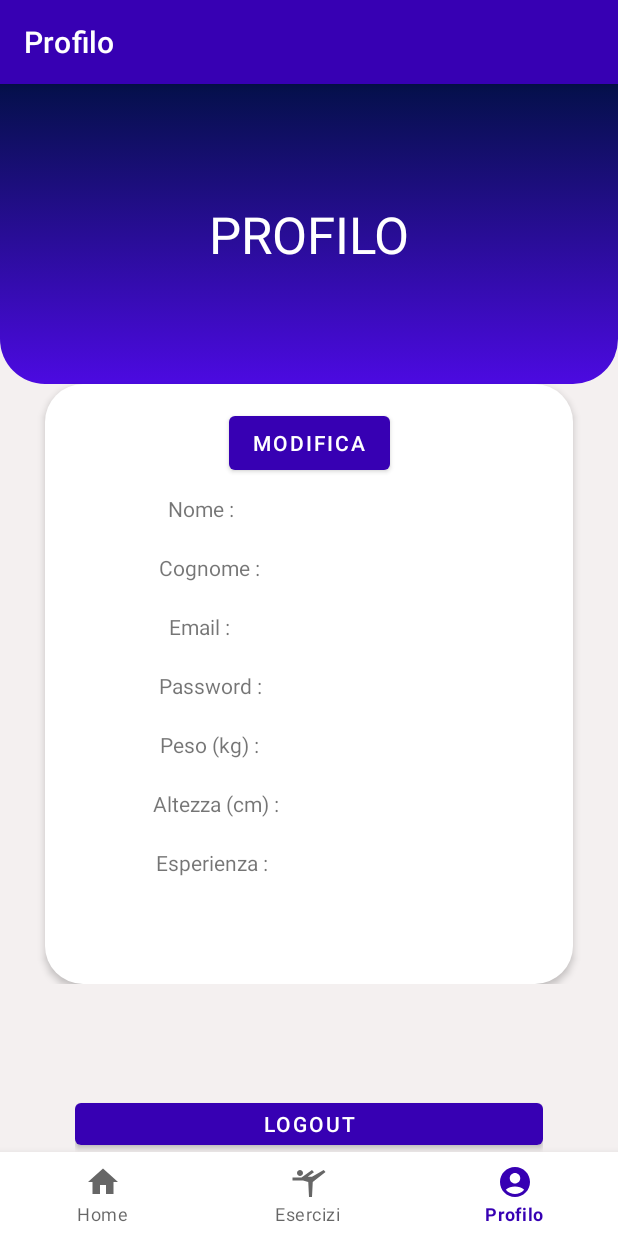
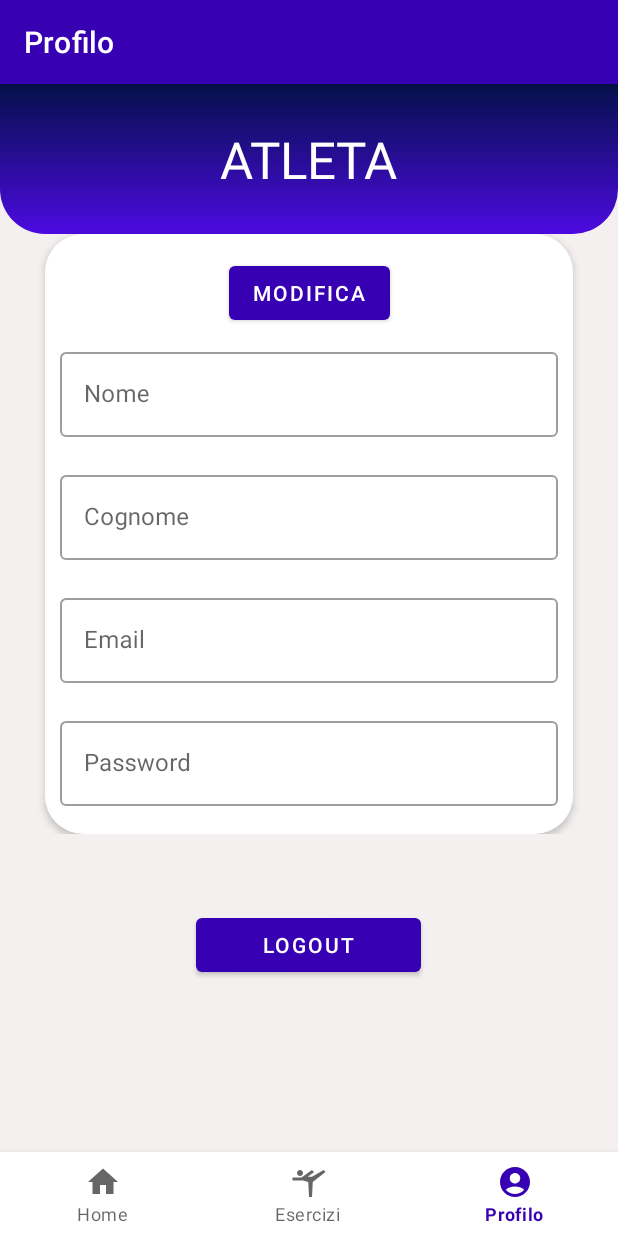
Before and after one commit to Tensa53/SmartGym, an Android app: the screen it shows after launch once a user with an empty profile is signed in (MainActivity), item 3 of the bottom bar chosen, on a phone screen of 412 x 824 dp. Run offline under Robolectric (Android 15) with nearby library versions, the light colour scheme and no system bars; our stand-ins replace Firebase (no records; nobody signed in at launch, a user with empty details on screens opened directly); 6 statements that could not run were skipped.

Commit message:
user profile

```diff
--- a/app/src/main/java/com/example/smartgym/infoUtenti/application/activity/ProfileFragment.java
+++ b/app/src/main/java/com/example/smartgym/infoUtenti/application/activity/ProfileFragment.java
@@ -28,9 +28,9 @@ import org.w3c.dom.Text;
 
 public class ProfileFragment extends Fragment implements View.OnClickListener {
 
-    Button btLogout;
+    //Button btLogout, btUpdate;
 
-    TextView tv1, name, surname, email, password, weight, height, experience;
+    TextView  name, surname, email, password, weight, height, experience;
 
     Atleta myAthlete;
 
@@ -54,14 +54,17 @@ public class ProfileFragment extends Fragment implements View.OnClickListener {
     public void onViewCreated(@NonNull View view, @Nullable Bundle savedInstanceState) {
         super.onViewCreated(view, savedInstanceState);
 
-        btLogout = view.findViewById(R.id.btLogout);
+        //btLogout = view.findViewById(R.id.btLogout);
+        //btUpdate = view.findViewById(R.id.btUpdate);
+
         name = view.findViewById(R.id.nameValue);
+        name.setEnabled(false);
         surname = view.findViewById(R.id.surnameValue);
+        surname.setEnabled(false);
         email = view.findViewById(R.id.emailValue);
-        weight = view.findViewById(R.id.weightValue);
-        height = view.findViewById(R.id.heightValue);
-        //password = view.findViewById(R.id.passwordValue);
-        //experience = view.findViewById(R.id.experienceValue);
+        email.setEnabled(false);
+        password = view.findViewById(R.id.passwordValue);
+        password.setEnabled(false);
 
         athleteInfo = new AthleteInfo();
         loginRegistration = new LoginRegistration();
@@ -71,7 +74,8 @@ public class ProfileFragment extends Fragment implements View.OnClickListener {
         if (user != null)
             recuperaAtleta(user.getEmail());
 
-        btLogout.setOnClickListener(this);
+        //btLogout.setOnClickListener(this);
+        //btUpdate.setOnClickListener(this);
     }
 
     private void recuperaAtleta(String email) {
@@ -93,10 +97,6 @@ public class ProfileFragment extends Fragment implements View.OnClickListener {
         name.setText(myAthlete.getNome());
         surname.setText(myAthlete.getCognome());
         email.setText(myAthlete.getEmail());
-        weight.setText(myAthlete.getPeso());
-        height.setText(myAthlete.getAltezza());
-        //password.setText(myAthlete.getPassword());
-        //experience.setText(myAthlete.getExperience());
     }
 
     @Override
@@ -104,9 +104,23 @@ public class ProfileFragment extends Fragment implements View.OnClickListener {
         int id = view.getId();
 
         switch (id) {
-            case R.id.btLogout: onLogout();
+            //case R.id.btLogout: onLogout();
+            case R.id.btUpdate: onUpdateUser();
             break;
         }
+
+
+    }
+
+    private void onUpdateUser(){
+        name.setEnabled(true);
+        surname.setEnabled(true);
+        email.setEnabled(true);
+        weight.setEnabled(true);
+        height.setEnabled(true);
+        password.setEnabled(true);
+        experience.setEnabled(true);
+
     }
 
     private void onLogout() {
--- a/app/src/main/java/com/example/smartgym/infoUtenti/storage/entity/Atleta.java
+++ b/app/src/main/java/com/example/smartgym/infoUtenti/storage/entity/Atleta.java
@@ -24,6 +24,7 @@ public class Atleta implements Serializable {
     private int allenamentiSettimanali;
     private int altezza;
     private int peso;
+    private String esperienza;
 
     public Atleta() {
 
@@ -38,6 +39,7 @@ public class Atleta implements Serializable {
         this.allenamentiSettimanali = 0;
         this.altezza = 0;
         this.peso = 0;
+        this.esperienza = "principiante";
     }
 
     public boolean areFeaturesEmpty(){
@@ -52,6 +54,14 @@ public class Atleta implements Serializable {
 
     public void setAllenamentiSettimanali(int allenamentiSettimanali) {
         this.allenamentiSettimanali = allenamentiSettimanali;
+    }
+
+    public String getEsperienza() {
+        return esperienza;
+    }
+
+    public void setEsperienza(String esperienza) {
+        this.esperienza = esperienza;
     }
 
     public String getNome() {
--- a/app/src/main/res/layout/fragment_profile.xml
+++ b/app/src/main/res/layout/fragment_profile.xml
@@ -37,7 +37,7 @@
                         <androidx.constraintlayout.widget.ConstraintLayout
                             android:id="@+id/constraintLayout"
                             android:layout_width="match_parent"
-                            android:layout_height="200dp"
+                            android:layout_height="100dp"
                             android:background="@drawable/top_background"
                             app:layout_constraintEnd_toEndOf="parent"
                             app:layout_constraintStart_toStartOf="parent"
@@ -47,7 +47,7 @@
                                 android:id="@+id/textView18"
                                 android:layout_width="wrap_content"
                                 android:layout_height="wrap_content"
-                                android:text="PROFILO"
+                                android:text="ATLETA"
                                 android:textColor="@color/white"
                                 android:textSize="34sp"
                                 app:layout_constraintBottom_toBottomOf="parent"
@@ -86,7 +86,7 @@
                                         android:layout_height="wrap_content">
 
                                         <Button
-                                            android:id="@+id/button"
+                                            android:id="@+id/btUpdate"
                                             android:layout_width="wrap_content"
                                             android:layout_height="wrap_content"
                                             android:layout_marginTop="15dp"
@@ -107,44 +107,19 @@
                                 android:layout_margin="10dp"
                                 android:orientation="horizontal">
 
-                                <TextView
-                                    android:id="@+id/name"
-                                    android:layout_width="wrap_content"
-                                    android:layout_height="wrap_content"
+                                <com.google.android.material.textfield.TextInputLayout
+                                    style="@style/Widget.MaterialComponents.TextInputLayout.OutlinedBox"
+                                    android:id="@+id/nameTextLayout"
+                                    android:layout_width="match_parent"
+                                    android:layout_height="match_parent"
                                     android:layout_weight="1"
-                                    android:text="Nome :"
-                                    android:textAlignment="center" />
+                                    android:hint="Nome">
 
-                                <TextView
-                                    android:id="@+id/nameValue"
-                                    android:layout_width="wrap_content"
-                                    android:layout_height="wrap_content"
-                                    android:layout_weight="1"
-                                    android:text=""
-                                    android:textAlignment="center" />
-                            </LinearLayout>
-
-                            <LinearLayout
-                                android:layout_width="match_parent"
-                                android:layout_height="wrap_content"
-                                android:layout_margin="10dp"
-                                android:orientation="horizontal">
-
-                                <TextView
-                                    android:id="@+id/surname"
-                                    android:layout_width="wrap_content"
-                                    android:layout_height="wrap_content"
-                                    android:layout_weight="1"
-                                    android:text="Cognome :"
-                                    android:textAlignment="center" />
-
-                                <TextView
-                                    android:id="@+id/surnameValue"
-                                    android:layout_width="wrap_content"
-                                    android:layout_height="wrap_content"
-                                    android:layout_weight="1"
-                                    android:text=""
-                                    android:textAlignment="center" />
+                                    <com.google.android.material.textfield.TextInputEditText
+                                        android:id="@+id/nameValue"
+                                        android:layout_width="match_parent"
+                                        android:layout_height="wrap_content" />
+                                </com.google.android.material.textfield.TextInputLayout>
 
                             </LinearLayout>
 
@@ -154,21 +129,19 @@
                                 android:layout_margin="10dp"
                                 android:orientation="horizontal">
 
-                                <TextView
-                                    android:id="@+id/email"
-                                    android:layout_width="wrap_content"
-                                    android:layout_height="wrap_content"
+                                <com.google.android.material.textfield.TextInputLayout
+                                    android:id="@+id/surnameTextLayout"
+                                    style="@style/Widget.MaterialComponents.TextInputLayout.OutlinedBox"
+                                    android:layout_width="match_parent"
+                                    android:layout_height="match_parent"
                                     android:layout_weight="1"
-                                    android:text="Email :"
-                                    android:textAlignment="center" />
+                                    android:hint="Cognome">
 
-                                <TextView
-                                    android:id="@+id/emailValue"
-                                    android:layout_width="wrap_content"
-                                    android:layout_height="wrap_content"
-                                    android:layout_weight="1"
-                                    android:text=""
-                                    android:textAlignment="center" />
+                                    <com.google.android.material.textfield.TextInputEditText
+                                        android:id="@+id/surnameValue"
+                                        android:layout_width="match_parent"
+                                        android:layout_height="wrap_content" />
+                                </com.google.android.material.textfield.TextInputLayout>
                             </LinearLayout>
 
                             <LinearLayout
@@ -177,21 +150,20 @@
                                 android:layout_margin="10dp"
                                 android:orientation="horizontal">
 
-                                <TextView
-                                    android:id="@+id/password"
-                                    android:layout_width="wrap_content"
-                                    android:layout_height="wrap_content"
-                                    android:layout_weight="1"
-                                    android:text="Password :"
-                                    android:textAlignment="center" />
+                            <com.google.android.material.textfield.TextInputLayout
+                                android:id="@+id/emailTextLayout"
+                                style="@style/Widget.MaterialComponents.TextInputLayout.OutlinedBox"
+                                android:layout_width="match_parent"
+                                android:layout_height="match_parent"
+                                android:layout_weight="1"
+                                android:hint="Email">
 
-                                <TextView
-                                    android:id="@+id/passwordValue"
-                                    android:layout_width="wrap_content"
-                                    android:layout_height="wrap_content"
-                                    android:layout_weight="1"
-                                    android:text=""
-                                    android:textAlignment="center" />
+                                <com.google.android.material.textfield.TextInputEditText
+                                    android:id="@+id/emailValue"
+                                    android:layout_width="match_parent"
+                                    android:layout_height="wrap_content" />
+                                </com.google.android.material.textfield.TextInputLayout>
+
                             </LinearLayout>
 
                             <LinearLayout
@@ -200,67 +172,20 @@
                                 android:layout_margin="10dp"
                                 android:orientation="horizontal">
 
-                                <TextView
-                                    android:id="@+id/weight"
-                                    android:layout_width="wrap_content"
-                                    android:layout_height="wrap_content"
-                                    android:layout_weight="1"
-                                    android:text="Peso (kg) :"
-                                    android:textAlignment="center" />
+                            <com.google.android.material.textfield.TextInputLayout
+                                android:id="@+id/passwordTextLayout"
+                                style="@style/Widget.MaterialComponents.TextInputLayout.OutlinedBox"
+                                android:layout_width="match_parent"
+                                android:layout_height="match_parent"
+                                android:layout_weight="1"
+                                android:hint="Password">
 
-                                <TextView
-                                    android:id="@+id/weightValue"
-                                    android:layout_width="wrap_content"
-                                    android:layout_height="wrap_content"
-                                    android:layout_weight="1"
-                                    android:text=""
-                                    android:textAlignment="center" />
-                            </LinearLayout>
+                                <com.google.android.material.textfield.TextInputEditText
+                                    android:id="@+id/passwordValue"
+                                    android:layout_width="match_parent"
+                                    android:layout_height="wrap_content" />
+                                </com.google.android.material.textfield.TextInputLayout>
 
-                            <LinearLayout
-                                android:layout_width="match_parent"
-                                android:layout_height="wrap_content"
-                                android:layout_margin="10dp"
-                                android:orientation="horizontal">
-
-                                <TextView
-                                    android:id="@+id/height"
-                                    android:layout_width="wrap_content"
-                                    android:layout_height="wrap_content"
-                                    android:layout_weight="1"
-                                    android:text="Altezza (cm) :"
-                                    android:textAlignment="center" />
-
-                                <TextView
-                                    android:id="@+id/heightValue"
-                                    android:layout_width="wrap_content"
-                                    android:layout_height="wrap_content"
-                                    android:layout_weight="1"
-                                    android:text=""
-                                    android:textAlignment="center" />
-                            </LinearLayout>
-
-                            <LinearLayout
-                                android:layout_width="match_parent"
-                                android:layout_height="wrap_content"
-                                android:layout_margin="10dp"
-                                android:orientation="horizontal">
-
-                                <TextView
-                                    android:id="@+id/experience"
-                                    android:layout_width="wrap_content"
-                                    android:layout_height="wrap_content"
-                                    android:layout_weight="1"
-                                    android:text="Esperienza :"
-                                    android:textAlignment="center" />
-
-                                <TextView
-                                    android:id="@+id/experienceValue"
-                                    android:layout_width="wrap_content"
-                                    android:layout_height="wrap_content"
-                                    android:layout_weight="1"
-                                    android:text=""
-                                    android:textAlignment="center" />
                             </LinearLayout>
 
                         </LinearLayout>
@@ -269,28 +194,23 @@
                     </androidx.constraintlayout.widget.ConstraintLayout>
                 </androidx.constraintlayout.widget.ConstraintLayout>
 
+                <LinearLayout
+                    android:layout_width="match_parent"
+                    android:layout_height="wrap_content"
+                    android:layout_marginTop="50dp"
+                    android:orientation="vertical">
+
+                    <Button
+                        android:id="@+id/button3"
+                        android:layout_width="150dp"
+                        android:layout_height="wrap_content"
+                        android:layout_gravity="center"
+                        android:gravity="center|center_horizontal|center_vertical"
+                        android:text="LOGOUT" />
+                </LinearLayout>
+
             </LinearLayout>
         </ScrollView>
 
-        <LinearLayout
-            android:layout_width="match_parent"
-            android:layout_height="40dp"
-            android:layout_marginStart="50dp"
-            android:layout_marginEnd="50dp"
-            android:layout_marginBottom="150dp"
-            android:orientation="vertical"
-            app:layout_constraintBottom_toBottomOf="parent"
-            app:layout_constraintEnd_toEndOf="parent"
-            app:layout_constraintStart_toStartOf="parent"
-            app:layout_constraintTop_toBottomOf="@+id/scrollView2">
-
-            <Button
-                android:id="@+id/btLogout"
-                android:layout_width="match_parent"
-                android:layout_height="wrap_content"
-                android:text="LOGOUT"
-                tools:ignore="TouchTargetSizeCheck" />
-
-        </LinearLayout>
     </androidx.constraintlayout.widget.ConstraintLayout>
 </FrameLayout>
```
